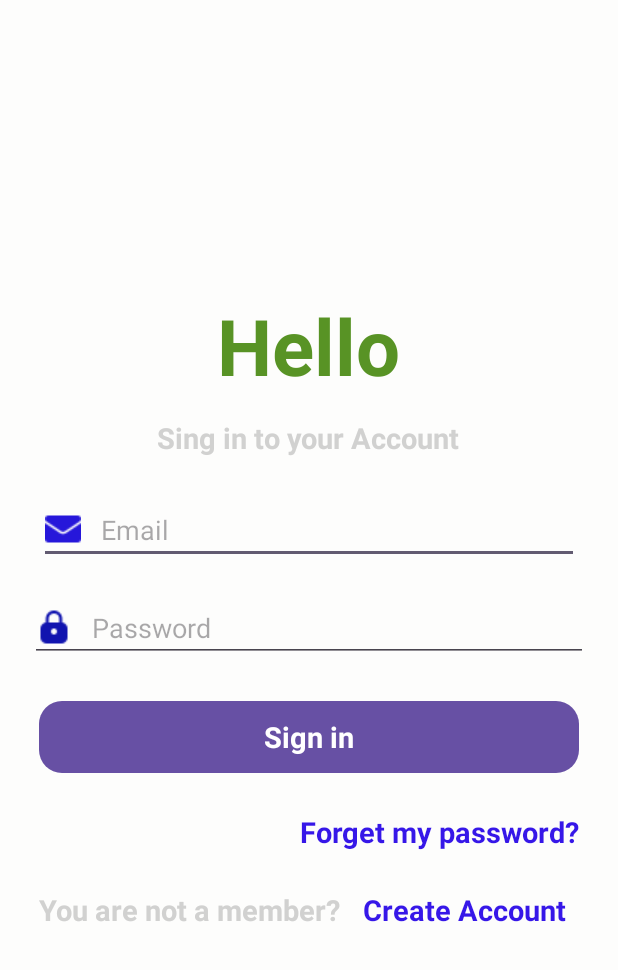
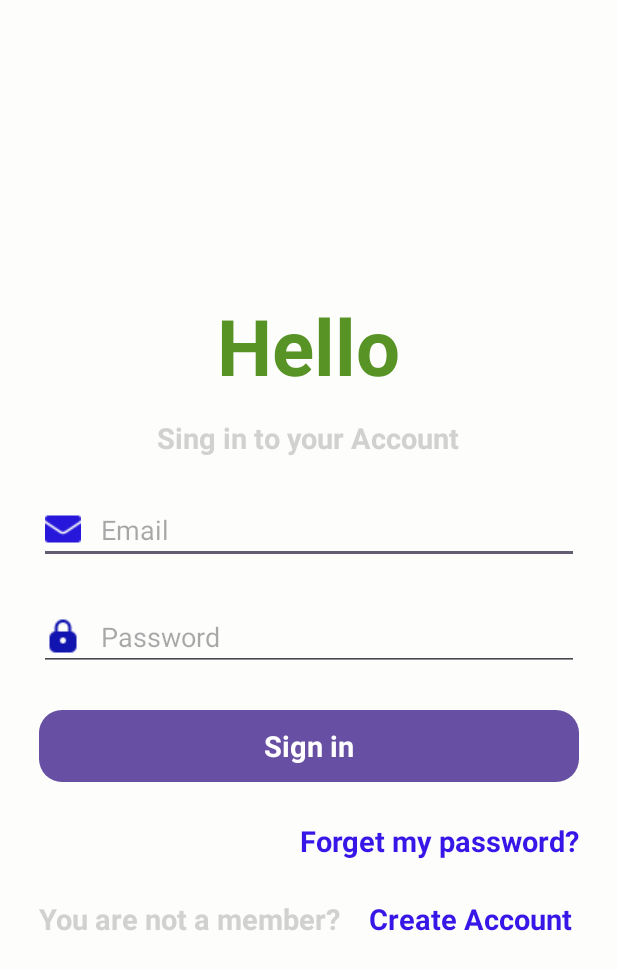
Before and after one commit to patelsarkar8799/internship, an Android app: the screen it shows after launch (MainActivity), on a phone screen of 412 x 824 dp. Shown: the top 970 px of the screen. Run offline under Robolectric (Android 15) with nearby library versions, the light colour scheme and no system bars; our stand-ins replace sdp/ssp sizes; Roboto replaces fonts that are not available here.

Commit message:
Initial Commit

```diff
--- a/app/src/main/res/layout/activity_main.xml
+++ b/app/src/main/res/layout/activity_main.xml
@@ -26,25 +26,25 @@
         style="@style/text_20"
         android:textColor="@color/gray"
         android:fontFamily="@font/bree_serif"
-        android:text="Sing in to your Account" />
+        android:text="@string/sing_in_to_your_account" />
 
     <EditText
-        android:drawableLeft="@drawable/email"
+        android:drawableStart="@drawable/email"
         android:drawablePadding="@dimen/_10sdp"
         android:layout_width="match_parent"
         android:layout_height="wrap_content"
         android:layout_marginTop="@dimen/_20sdp"
         android:layout_marginHorizontal="@dimen/_20sdp"
         android:inputType="textEmailAddress"
-        android:hint="Email"/>
+        android:hint="@string/email"/>
 
     <EditText
-        android:drawableLeft="@drawable/password"
+        android:drawableStart="@drawable/password"
         android:drawablePadding="@dimen/_10sdp"
         android:layout_width="match_parent"
         android:layout_height="wrap_content"
-        android:layout_marginTop="20dp"
-        android:layout_marginHorizontal="20dp"
+        android:layout_marginTop="@dimen/_20sdp"
+        android:layout_marginHorizontal="@dimen/_20sdp"
         android:inputType="textPassword"
         android:hint="@string/password"/>
 
@@ -78,7 +78,7 @@
             android:text="@string/you_are_not_a_member"
             android:textStyle="bold"
             android:textColor="@color/gray"
-            android:paddingEnd="15dp"/>
+            android:paddingEnd="@dimen/_15sdp"/>
 
         <TextView
             style="@style/text_20"
--- a/app/src/main/res/values/strings.xml
+++ b/app/src/main/res/values/strings.xml
@@ -6,4 +6,6 @@
     <string name="forget_my_password">Forget my password?</string>
     <string name="you_are_not_a_member">You are not a member?</string>
     <string name="create_account">Create Account</string>
+    <string name="sing_in_to_your_account">Sing in to your Account</string>
+    <string name="email">Email</string>
 </resources>
--- a/app/src/main/res/values/themes.xml
+++ b/app/src/main/res/values/themes.xml
@@ -12,4 +12,9 @@
         <item name="android:layout_height">wrap_content</item>
         <item name="android:textSize">@dimen/_15sdp</item>
     </style>
+
+    <style name="gravity_style_bold" parent="Widget.AppCompat.TextView">
+        <item name="android:layout_gravity">center</item>
+        <item name="android:textStyle">bold</item>
+    </style>
 </resources>
```
